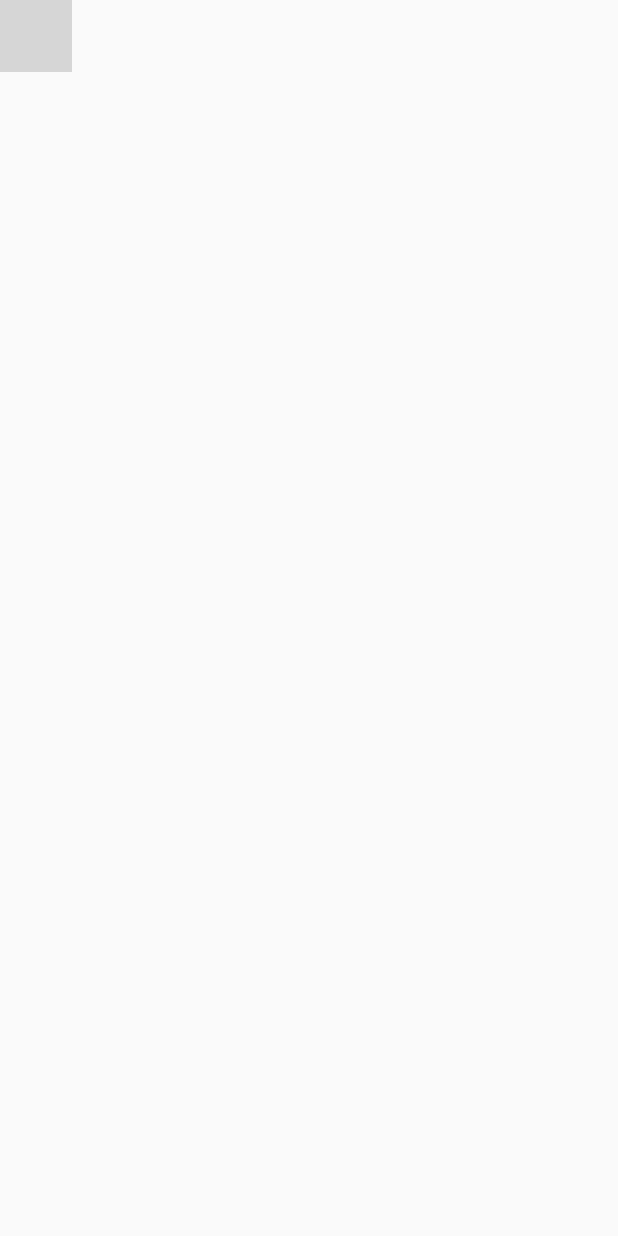
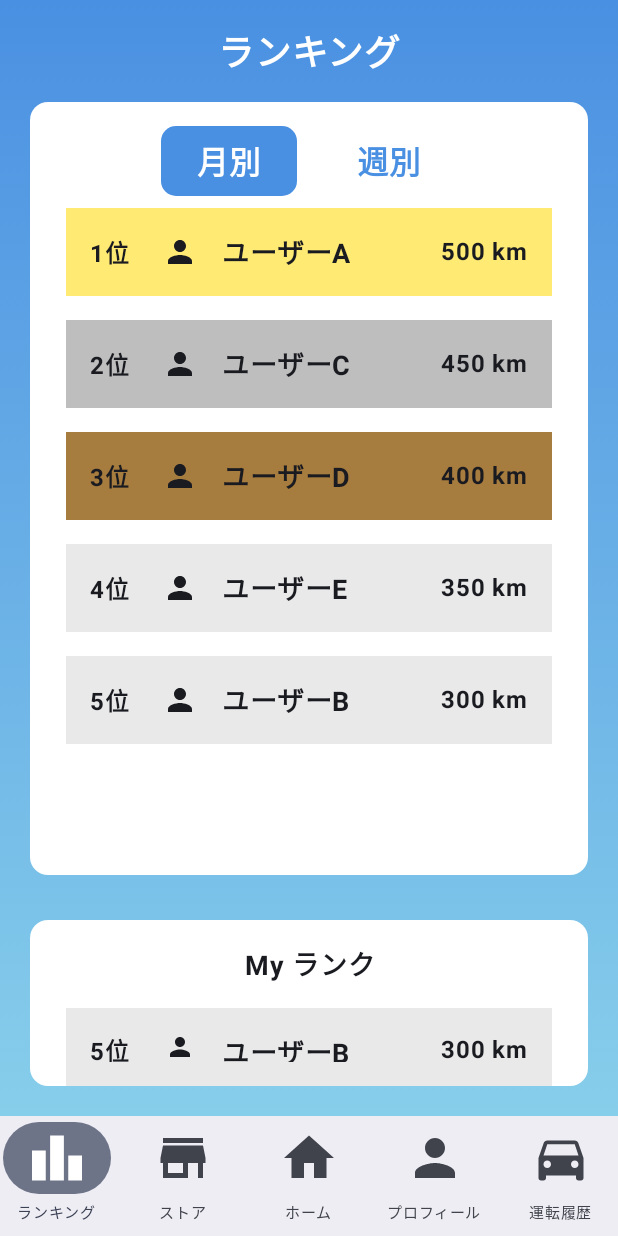
Before and after one commit to sys-turvy/drive-quest-mobile, an Android app built with Jetpack Compose: the screen it shows after launch (MainActivity), on a phone screen of 412 x 824 dp. Run offline under Robolectric (Android 15) with nearby library versions, the phone set to English and light mode, and no system bars; grey boxes are pictures that could not be loaded.

Commit message:
[delete] 仮遷移削除

```diff
--- a/app/src/main/java/com/example/drivequest/MainActivity.kt
+++ b/app/src/main/java/com/example/drivequest/MainActivity.kt
@@ -5,7 +5,6 @@ import androidx.activity.ComponentActivity
 import androidx.activity.compose.setContent
 import androidx.activity.enableEdgeToEdge
 import androidx.navigation.compose.rememberNavController
-import com.example.drivequest.pages.Navigation
 import com.example.drivequest.ui.theme.DriveQuestTheme
 
 class MainActivity : ComponentActivity() {
@@ -14,8 +13,7 @@ class MainActivity : ComponentActivity() {
         enableEdgeToEdge()
         setContent {
             DriveQuestTheme {
-                val navController = rememberNavController()
-                Navigation(navController)
+                MainScreen()
             }
         }
     }
--- a/app/src/main/java/com/example/drivequest/MainScreen.kt
+++ b/app/src/main/java/com/example/drivequest/MainScreen.kt
@@ -33,7 +33,7 @@ import com.example.drivequest.pages.ProfilePage
 
 
 @Composable
-fun MainScreen(modifier: Modifier = Modifier,navController: NavHostController) {
+fun MainScreen(modifier: Modifier = Modifier) {
 
 
     val navItemList = listOf(
@@ -75,18 +75,18 @@ fun MainScreen(modifier: Modifier = Modifier,navController: NavHostController) {
             }
         }
     ) { innerPadding ->
-        ContentScreen(modifier = Modifier.padding(innerPadding),selectedIndex,navController = navController)
+        ContentScreen(modifier = Modifier.padding(innerPadding),selectedIndex)
     }
 }
 
 @Composable
-fun ContentScreen(modifier: Modifier = Modifier, selectedIndex: Int,navController: NavHostController) {
+fun ContentScreen(modifier: Modifier = Modifier, selectedIndex: Int) {
     Column(modifier = modifier.fillMaxSize()) {
         when (selectedIndex) {
             0 -> RankingPage()
             1 -> StorePage()
             2 -> HomePage()
-            3 -> ProfilePage(navController = navController)
+            3 -> ProfilePage()
             4 -> DriveHistoryPage()
         }
     }
--- a/app/src/main/java/com/example/drivequest/pages/ProfilePage.kt
+++ b/app/src/main/java/com/example/drivequest/pages/ProfilePage.kt
@@ -44,9 +44,9 @@ import androidx.compose.ui.layout.ContentScale
 import androidx.compose.ui.text.font.FontWeight
 import androidx.compose.ui.text.style.TextAlign
 import androidx.compose.ui.window.DialogProperties
-import androidx.navigation.NavHostController
-import com.example.drivequest.pages.FriendListPage
-import com.example.drivequest.presentation.login.LoginScreen
+//import androidx.navigation.NavHostController
+//import com.example.drivequest.pages.FriendListPage
+//import com.example.drivequest.presentation.login.LoginScreen
 
 @Composable
 fun ProfilePage(modifier: Modifier = Modifier,
```
